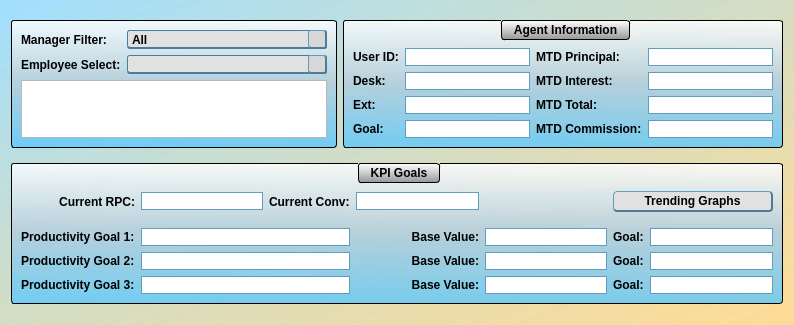
jakesb27/Manager_KPI_Tracker, file Ui_Files/agent_details.ui: the form before one commit.
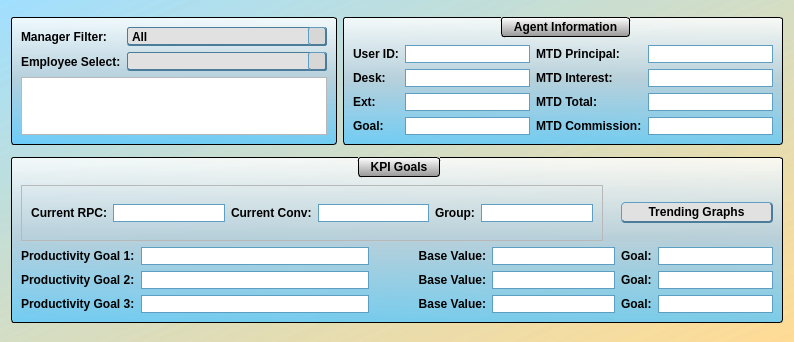
The form after the commit. Icons and pictures are not drawn.

Commit message: updated agent details to include agent group and added the agent group to the main gui.

```diff
--- a/Ui_Files/agent_details.ui
+++ b/Ui_Files/agent_details.ui
@@ -7,7 +7,7 @@
     <x>0</x>
     <y>0</y>
     <width>786</width>
-    <height>325</height>
+    <height>342</height>
    </rect>
   </property>
   <property name="windowTitle">
@@ -352,81 +352,7 @@
       <string>KPI Goals</string>
      </property>
      <layout class="QGridLayout" name="gridLayout_3">
-      <item row="3" column="4">
-       <widget class="QLineEdit" name="agentBase1">
-        <property name="sizePolicy">
-         <sizepolicy hsizetype="Preferred" vsizetype="Fixed">
-          <horstretch>0</horstretch>
-          <verstretch>0</verstretch>
-         </sizepolicy>
-        </property>
-        <property name="readOnly">
-         <bool>true</bool>
-        </property>
-       </widget>
-      </item>
-      <item row="4" column="3">
-       <widget class="QLabel" name="label_14">
-        <property name="sizePolicy">
-         <sizepolicy hsizetype="Preferred" vsizetype="Preferred">
-          <horstretch>0</horstretch>
-          <verstretch>0</verstretch>
-         </sizepolicy>
-        </property>
-        <property name="text">
-         <string>Base Value:</string>
-        </property>
-        <property name="alignment">
-         <set>Qt::AlignRight|Qt::AlignTrailing|Qt::AlignVCenter</set>
-        </property>
-       </widget>
-      </item>
-      <item row="5" column="3">
-       <widget class="QLabel" name="label_16">
-        <property name="sizePolicy">
-         <sizepolicy hsizetype="Preferred" vsizetype="Preferred">
-          <horstretch>0</horstretch>
-          <verstretch>0</verstretch>
-         </sizepolicy>
-        </property>
-        <property name="text">
-         <string>Base Value:</string>
-        </property>
-        <property name="alignment">
-         <set>Qt::AlignRight|Qt::AlignTrailing|Qt::AlignVCenter</set>
-        </property>
-       </widget>
-      </item>
-      <item row="5" column="5">
-       <widget class="QLabel" name="label_19">
-        <property name="sizePolicy">
-         <sizepolicy hsizetype="Maximum" vsizetype="Preferred">
-          <horstretch>0</horstretch>
-          <verstretch>0</verstretch>
-         </sizepolicy>
-        </property>
-        <property name="text">
-         <string>Goal:</string>
-        </property>
-       </widget>
-      </item>
-      <item row="0" column="0">
-       <widget class="QLabel" name="label_9">
-        <property name="sizePolicy">
-         <sizepolicy hsizetype="Preferred" vsizetype="Preferred">
-          <horstretch>0</horstretch>
-          <verstretch>0</verstretch>
-         </sizepolicy>
-        </property>
-        <property name="text">
-         <string>Current RPC:</string>
-        </property>
-        <property name="alignment">
-         <set>Qt::AlignRight|Qt::AlignTrailing|Qt::AlignVCenter</set>
-        </property>
-       </widget>
-      </item>
-      <item row="3" column="0">
+      <item row="2" column="0">
        <widget class="QLabel" name="label_11">
         <property name="sizePolicy">
          <sizepolicy hsizetype="Maximum" vsizetype="Preferred">
@@ -439,63 +365,8 @@
         </property>
        </widget>
       </item>
-      <item row="5" column="1" colspan="2">
-       <widget class="QLineEdit" name="agentDesc3">
-        <property name="sizePolicy">
-         <sizepolicy hsizetype="MinimumExpanding" vsizetype="Fixed">
-          <horstretch>0</horstretch>
-          <verstretch>0</verstretch>
-         </sizepolicy>
-        </property>
-        <property name="readOnly">
-         <bool>true</bool>
-        </property>
-       </widget>
-      </item>
-      <item row="3" column="6">
-       <widget class="QLineEdit" name="agentGoal1">
-        <property name="sizePolicy">
-         <sizepolicy hsizetype="Preferred" vsizetype="Fixed">
-          <horstretch>0</horstretch>
-          <verstretch>0</verstretch>
-         </sizepolicy>
-        </property>
-        <property name="readOnly">
-         <bool>true</bool>
-        </property>
-       </widget>
-      </item>
-      <item row="3" column="3">
-       <widget class="QLabel" name="label_15">
-        <property name="sizePolicy">
-         <sizepolicy hsizetype="Preferred" vsizetype="Preferred">
-          <horstretch>0</horstretch>
-          <verstretch>0</verstretch>
-         </sizepolicy>
-        </property>
-        <property name="text">
-         <string>Base Value:</string>
-        </property>
-        <property name="alignment">
-         <set>Qt::AlignRight|Qt::AlignTrailing|Qt::AlignVCenter</set>
-        </property>
-       </widget>
-      </item>
-      <item row="5" column="6">
-       <widget class="QLineEdit" name="agentGoal3">
-        <property name="sizePolicy">
-         <sizepolicy hsizetype="Preferred" vsizetype="Fixed">
-          <horstretch>0</horstretch>
-          <verstretch>0</verstretch>
-         </sizepolicy>
-        </property>
-        <property name="readOnly">
-         <bool>true</bool>
-        </property>
-       </widget>
-      </item>
-      <item row="3" column="5">
-       <widget class="QLabel" name="label_17">
+      <item row="4" column="7">
+       <widget class="QLabel" name="label_19">
         <property name="sizePolicy">
          <sizepolicy hsizetype="Maximum" vsizetype="Preferred">
           <horstretch>0</horstretch>
@@ -507,7 +378,7 @@
         </property>
        </widget>
       </item>
-      <item row="4" column="6">
+      <item row="3" column="8">
        <widget class="QLineEdit" name="agentGoal2">
         <property name="sizePolicy">
          <sizepolicy hsizetype="Preferred" vsizetype="Fixed">
@@ -520,85 +391,40 @@
         </property>
        </widget>
       </item>
-      <item row="5" column="4">
-       <widget class="QLineEdit" name="agentBase3">
-        <property name="sizePolicy">
-         <sizepolicy hsizetype="Preferred" vsizetype="Fixed">
-          <horstretch>0</horstretch>
-          <verstretch>0</verstretch>
-         </sizepolicy>
-        </property>
-        <property name="readOnly">
-         <bool>true</bool>
-        </property>
-       </widget>
-      </item>
-      <item row="0" column="3">
-       <widget class="QLineEdit" name="agentConv">
-        <property name="sizePolicy">
-         <sizepolicy hsizetype="Preferred" vsizetype="Fixed">
-          <horstretch>0</horstretch>
-          <verstretch>0</verstretch>
-         </sizepolicy>
-        </property>
-        <property name="readOnly">
-         <bool>true</bool>
-        </property>
-       </widget>
-      </item>
-      <item row="0" column="2">
-       <widget class="QLabel" name="label_10">
-        <property name="sizePolicy">
-         <sizepolicy hsizetype="Maximum" vsizetype="Preferred">
-          <horstretch>0</horstretch>
-          <verstretch>0</verstretch>
-         </sizepolicy>
-        </property>
-        <property name="text">
-         <string>Current Conv:</string>
-        </property>
-       </widget>
-      </item>
-      <item row="4" column="5">
-       <widget class="QLabel" name="label_18">
-        <property name="sizePolicy">
-         <sizepolicy hsizetype="Maximum" vsizetype="Preferred">
-          <horstretch>0</horstretch>
-          <verstretch>0</verstretch>
-         </sizepolicy>
-        </property>
-        <property name="text">
-         <string>Goal:</string>
-        </property>
-       </widget>
-      </item>
-      <item row="3" column="1" colspan="2">
-       <widget class="QLineEdit" name="agentDesc1">
-        <property name="sizePolicy">
-         <sizepolicy hsizetype="MinimumExpanding" vsizetype="Fixed">
-          <horstretch>0</horstretch>
-          <verstretch>0</verstretch>
-         </sizepolicy>
-        </property>
-        <property name="readOnly">
-         <bool>true</bool>
-        </property>
-       </widget>
-      </item>
-      <item row="5" column="0">
-       <widget class="QLabel" name="label_13">
-        <property name="sizePolicy">
-         <sizepolicy hsizetype="Maximum" vsizetype="Preferred">
-          <horstretch>0</horstretch>
-          <verstretch>0</verstretch>
-         </sizepolicy>
-        </property>
-        <property name="text">
-         <string>Productivity Goal 3:</string>
-        </property>
-       </widget>
-      </item>
       <item row="4" column="1" colspan="2">
+       <widget class="QLineEdit" name="agentDesc3">
+        <property name="sizePolicy">
+         <sizepolicy hsizetype="MinimumExpanding" vsizetype="Fixed">
+          <horstretch>0</horstretch>
+          <verstretch>0</verstretch>
+         </sizepolicy>
+        </property>
+        <property name="readOnly">
+         <bool>true</bool>
+        </property>
+       </widget>
+      </item>
+      <item row="2" column="1" colspan="2">
+       <widget class="QLineEdit" name="agentDesc1">
+        <property name="sizePolicy">
+         <sizepolicy hsizetype="MinimumExpanding" vsizetype="Fixed">
+          <horstretch>0</horstretch>
+          <verstretch>0</verstretch>
+         </sizepolicy>
+        </property>
+        <property name="readOnly">
+         <bool>true</bool>
+        </property>
+       </widget>
+      </item>
+      <item row="0" column="7" colspan="2">
+       <widget class="QPushButton" name="employeeGraphs">
+        <property name="text">
+         <string>Trending Graphs</string>
+        </property>
+       </widget>
+      </item>
+      <item row="3" column="1" colspan="2">
        <widget class="QLineEdit" name="agentDesc2">
         <property name="sizePolicy">
          <sizepolicy hsizetype="MinimumExpanding" vsizetype="Fixed">
@@ -611,7 +437,108 @@
         </property>
        </widget>
       </item>
-      <item row="4" column="0">
+      <item row="3" column="7">
+       <widget class="QLabel" name="label_18">
+        <property name="sizePolicy">
+         <sizepolicy hsizetype="Maximum" vsizetype="Preferred">
+          <horstretch>0</horstretch>
+          <verstretch>0</verstretch>
+         </sizepolicy>
+        </property>
+        <property name="text">
+         <string>Goal:</string>
+        </property>
+       </widget>
+      </item>
+      <item row="0" column="0" colspan="5">
+       <widget class="QFrame" name="frame">
+        <property name="frameShape">
+         <enum>QFrame::StyledPanel</enum>
+        </property>
+        <property name="frameShadow">
+         <enum>QFrame::Raised</enum>
+        </property>
+        <layout class="QHBoxLayout" name="horizontalLayout">
+         <property name="topMargin">
+          <number>18</number>
+         </property>
+         <property name="bottomMargin">
+          <number>18</number>
+         </property>
+         <item>
+          <widget class="QLabel" name="label_9">
+           <property name="sizePolicy">
+            <sizepolicy hsizetype="Preferred" vsizetype="Preferred">
+             <horstretch>0</horstretch>
+             <verstretch>0</verstretch>
+            </sizepolicy>
+           </property>
+           <property name="text">
+            <string>Current RPC:</string>
+           </property>
+           <property name="alignment">
+            <set>Qt::AlignRight|Qt::AlignTrailing|Qt::AlignVCenter</set>
+           </property>
+          </widget>
+         </item>
+         <item>
+          <widget class="QLineEdit" name="agentRPC">
+           <property name="readOnly">
+            <bool>true</bool>
+           </property>
+          </widget>
+         </item>
+         <item>
+          <widget class="QLabel" name="label_10">
+           <property name="sizePolicy">
+            <sizepolicy hsizetype="Maximum" vsizetype="Preferred">
+             <horstretch>0</horstretch>
+             <verstretch>0</verstretch>
+            </sizepolicy>
+           </property>
+           <property name="text">
+            <string>Current Conv:</string>
+           </property>
+          </widget>
+         </item>
+         <item>
+          <widget class="QLineEdit" name="agentConv">
+           <property name="readOnly">
+            <bool>true</bool>
+           </property>
+          </widget>
+         </item>
+         <item>
+          <widget class="QLabel" name="label_22">
+           <property name="text">
+            <string>Group:</string>
+           </property>
+          </widget>
+         </item>
+         <item>
+          <widget class="QLineEdit" name="agentGroup">
+           <property name="readOnly">
+            <bool>true</bool>
+           </property>
+          </widget>
+         </item>
+        </layout>
+       </widget>
+      </item>
+      <item row="2" column="7">
+       <widget class="QLabel" name="label_17">
+        <property name="sizePolicy">
+         <sizepolicy hsizetype="Maximum" vsizetype="Preferred">
+          <horstretch>0</horstretch>
+          <verstretch>0</verstretch>
+         </sizepolicy>
+        </property>
+        <property name="text">
+         <string>Goal:</string>
+        </property>
+       </widget>
+      </item>
+      <item row="3" column="0">
        <widget class="QLabel" name="label_12">
         <property name="sizePolicy">
          <sizepolicy hsizetype="Maximum" vsizetype="Preferred">
@@ -624,7 +551,91 @@
         </property>
        </widget>
       </item>
-      <item row="4" column="4">
+      <item row="2" column="8">
+       <widget class="QLineEdit" name="agentGoal1">
+        <property name="sizePolicy">
+         <sizepolicy hsizetype="Preferred" vsizetype="Fixed">
+          <horstretch>0</horstretch>
+          <verstretch>0</verstretch>
+         </sizepolicy>
+        </property>
+        <property name="readOnly">
+         <bool>true</bool>
+        </property>
+       </widget>
+      </item>
+      <item row="4" column="8">
+       <widget class="QLineEdit" name="agentGoal3">
+        <property name="sizePolicy">
+         <sizepolicy hsizetype="Preferred" vsizetype="Fixed">
+          <horstretch>0</horstretch>
+          <verstretch>0</verstretch>
+         </sizepolicy>
+        </property>
+        <property name="readOnly">
+         <bool>true</bool>
+        </property>
+       </widget>
+      </item>
+      <item row="4" column="0">
+       <widget class="QLabel" name="label_13">
+        <property name="sizePolicy">
+         <sizepolicy hsizetype="Maximum" vsizetype="Preferred">
+          <horstretch>0</horstretch>
+          <verstretch>0</verstretch>
+         </sizepolicy>
+        </property>
+        <property name="text">
+         <string>Productivity Goal 3:</string>
+        </property>
+       </widget>
+      </item>
+      <item row="2" column="3">
+       <widget class="QLabel" name="label_15">
+        <property name="sizePolicy">
+         <sizepolicy hsizetype="Preferred" vsizetype="Preferred">
+          <horstretch>0</horstretch>
+          <verstretch>0</verstretch>
+         </sizepolicy>
+        </property>
+        <property name="text">
+         <string>Base Value:</string>
+        </property>
+        <property name="alignment">
+         <set>Qt::AlignRight|Qt::AlignTrailing|Qt::AlignVCenter</set>
+        </property>
+       </widget>
+      </item>
+      <item row="3" column="3">
+       <widget class="QLabel" name="label_14">
+        <property name="sizePolicy">
+         <sizepolicy hsizetype="Preferred" vsizetype="Preferred">
+          <horstretch>0</horstretch>
+          <verstretch>0</verstretch>
+         </sizepolicy>
+        </property>
+        <property name="text">
+         <string>Base Value:</string>
+        </property>
+        <property name="alignment">
+         <set>Qt::AlignRight|Qt::AlignTrailing|Qt::AlignVCenter</set>
+        </property>
+       </widget>
+      </item>
+      <item row="2" column="4" colspan="3">
+       <widget class="QLineEdit" name="agentBase1">
+        <property name="sizePolicy">
+         <sizepolicy hsizetype="Preferred" vsizetype="Fixed">
+          <horstretch>0</horstretch>
+          <verstretch>0</verstretch>
+         </sizepolicy>
+        </property>
+        <property name="readOnly">
+         <bool>true</bool>
+        </property>
+       </widget>
+      </item>
+      <item row="3" column="4" colspan="3">
        <widget class="QLineEdit" name="agentBase2">
         <property name="sizePolicy">
          <sizepolicy hsizetype="Preferred" vsizetype="Fixed">
@@ -637,8 +648,24 @@
         </property>
        </widget>
       </item>
-      <item row="0" column="1">
-       <widget class="QLineEdit" name="agentRPC">
+      <item row="4" column="3">
+       <widget class="QLabel" name="label_16">
+        <property name="sizePolicy">
+         <sizepolicy hsizetype="Preferred" vsizetype="Preferred">
+          <horstretch>0</horstretch>
+          <verstretch>0</verstretch>
+         </sizepolicy>
+        </property>
+        <property name="text">
+         <string>Base Value:</string>
+        </property>
+        <property name="alignment">
+         <set>Qt::AlignRight|Qt::AlignTrailing|Qt::AlignVCenter</set>
+        </property>
+       </widget>
+      </item>
+      <item row="4" column="4" colspan="3">
+       <widget class="QLineEdit" name="agentBase3">
         <property name="sizePolicy">
          <sizepolicy hsizetype="Preferred" vsizetype="Fixed">
           <horstretch>0</horstretch>
@@ -650,29 +677,6 @@
         </property>
        </widget>
       </item>
-      <item row="1" column="0" rowspan="2" colspan="7">
-       <spacer name="verticalSpacer">
-        <property name="orientation">
-         <enum>Qt::Vertical</enum>
-        </property>
-        <property name="sizeType">
-         <enum>QSizePolicy::Fixed</enum>
-        </property>
-        <property name="sizeHint" stdset="0">
-         <size>
-          <width>0</width>
-          <height>10</height>
-         </size>
-        </property>
-       </spacer>
-      </item>
-      <item row="0" column="5" colspan="2">
-       <widget class="QPushButton" name="employeeGraphs">
-        <property name="text">
-         <string>Trending Graphs</string>
-        </property>
-       </widget>
-      </item>
      </layout>
     </widget>
    </item>
```
Left out of the diff: 194 changed lines with no effect on the pictures. The commit also changes 5 other files.
